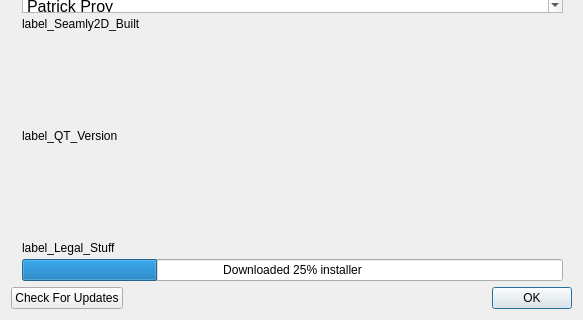
FashionFreedom/Seamly2D, file src/app/seamly2d/dialogs/dialogaboutapp.ui: the form before one commit; both pictures show x 0 to 583 and y 280 to 600 of the 583 by 600 pixel window.
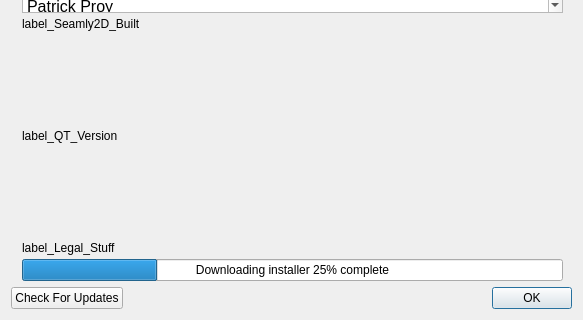
The form after the commit. Icons and pictures are not drawn.

Commit message: Revert braces

The edit to the form file:
```diff
--- a/src/app/seamly2d/dialogs/dialogaboutapp.ui
+++ b/src/app/seamly2d/dialogs/dialogaboutapp.ui
@@ -306,7 +306,7 @@
           <bool>false</bool>
          </property>
          <property name="format">
-          <string>Downloaded %p% installer</string>
+          <string>Downloading installer %p% complete</string>
          </property>
         </widget>
        </item>
```
The commit also changes 2 other files.
